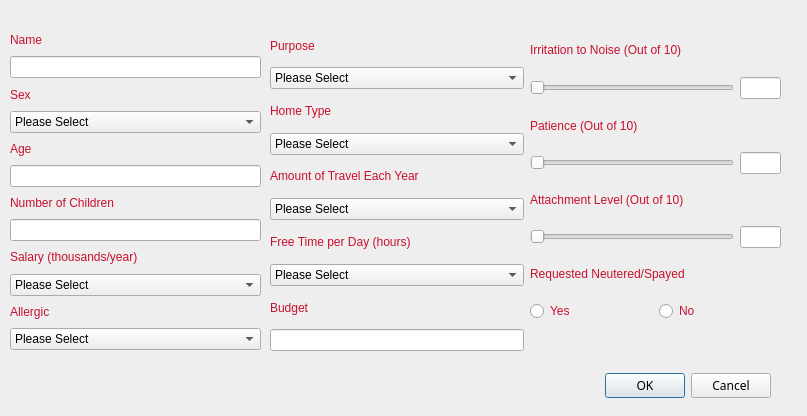
Old version of the form cuACS/addclient.ui in the repository cameronhawtin/Animal-Farm-cuACS.
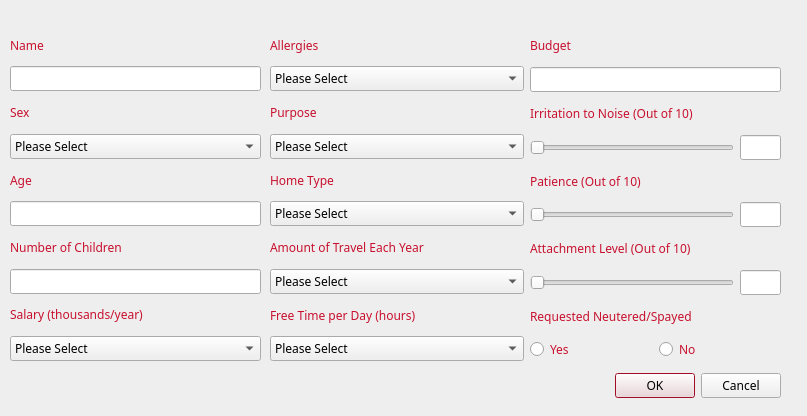
New version of the form.

What changed in the file:
```diff
--- a/cuACS/addclient.ui
+++ b/cuACS/addclient.ui
@@ -40,6 +40,15 @@
        </color>
       </brush>
      </colorrole>
+     <colorrole role="Highlight">
+      <brush brushstyle="SolidPattern">
+       <color alpha="255">
+        <red>200</red>
+        <green>16</green>
+        <blue>46</blue>
+       </color>
+      </brush>
+     </colorrole>
     </active>
     <inactive>
      <colorrole role="WindowText">
@@ -69,6 +78,15 @@
        </color>
       </brush>
      </colorrole>
+     <colorrole role="Highlight">
+      <brush brushstyle="SolidPattern">
+       <color alpha="255">
+        <red>200</red>
+        <green>16</green>
+        <blue>46</blue>
+       </color>
+      </brush>
+     </colorrole>
     </inactive>
     <disabled>
      <colorrole role="WindowText">
@@ -98,16 +116,30 @@
        </color>
       </brush>
      </colorrole>
+     <colorrole role="Highlight">
+      <brush brushstyle="SolidPattern">
+       <color alpha="255">
+        <red>145</red>
+        <green>141</green>
+        <blue>126</blue>
+       </color>
+      </brush>
+     </colorrole>
     </disabled>
    </palette>
   </property>
+  <property name="font">
+   <font>
+    <family>Egyptienne F</family>
+   </font>
+  </property>
   <property name="windowTitle">
    <string>Dialog</string>
   </property>
   <widget class="QDialogButtonBox" name="buttonBox">
    <property name="geometry">
     <rect>
-     <x>430</x>
+     <x>440</x>
      <y>370</y>
      <width>341</width>
      <height>32</height>
@@ -134,10 +166,27 @@
      <x>530</x>
      <y>30</y>
      <width>251</width>
-     <height>291</height>
+     <height>331</height>
     </rect>
    </property>
    <layout class="QVBoxLayout" name="verticalLayout_5">
+    <item>
+     <widget class="QLabel" name="budgetLabel">
+      <property name="enabled">
+       <bool>true</bool>
+      </property>
+      <property name="text">
+       <string>Budget</string>
+      </property>
+     </widget>
+    </item>
+    <item>
+     <widget class="QLineEdit" name="budgetLineEdit">
+      <property name="enabled">
+       <bool>true</bool>
+      </property>
+     </widget>
+    </item>
     <item>
      <widget class="QLabel" name="irritationLabel">
       <property name="enabled">
@@ -288,7 +337,7 @@
      <x>10</x>
      <y>30</y>
      <width>251</width>
-     <height>320</height>
+     <height>331</height>
     </rect>
    </property>
    <layout class="QVBoxLayout" name="verticalLayout_2">
@@ -432,13 +481,28 @@
       </item>
      </widget>
     </item>
+   </layout>
+  </widget>
+  <widget class="QWidget" name="layoutWidget_2">
+   <property name="enabled">
+    <bool>true</bool>
+   </property>
+   <property name="geometry">
+    <rect>
+     <x>270</x>
+     <y>30</y>
+     <width>254</width>
+     <height>331</height>
+    </rect>
+   </property>
+   <layout class="QVBoxLayout" name="verticalLayout_3">
     <item>
      <widget class="QLabel" name="allergicLabel">
       <property name="enabled">
        <bool>true</bool>
       </property>
       <property name="text">
-       <string>Allergic</string>
+       <string>Allergies</string>
       </property>
      </widget>
     </item>
@@ -479,21 +543,6 @@
       </item>
      </widget>
     </item>
-   </layout>
-  </widget>
-  <widget class="QWidget" name="layoutWidget_2">
-   <property name="enabled">
-    <bool>true</bool>
-   </property>
-   <property name="geometry">
-    <rect>
-     <x>270</x>
-     <y>30</y>
-     <width>254</width>
-     <height>321</height>
-    </rect>
-   </property>
-   <layout class="QVBoxLayout" name="verticalLayout_3">
     <item>
      <widget class="QLabel" name="purposeLabel">
       <property name="enabled">
@@ -692,23 +741,6 @@
       </item>
      </widget>
     </item>
-    <item>
-     <widget class="QLabel" name="budgetLabel">
-      <property name="enabled">
-       <bool>true</bool>
-      </property>
-      <property name="text">
-       <string>Budget</string>
-      </property>
-     </widget>
-    </item>
-    <item>
-     <widget class="QLineEdit" name="budgetLineEdit">
-      <property name="enabled">
-       <bool>true</bool>
-      </property>
-     </widget>
-    </item>
    </layout>
   </widget>
  </widget>
```
Left out of the diff: 5 changed lines with no effect on the pictures.
